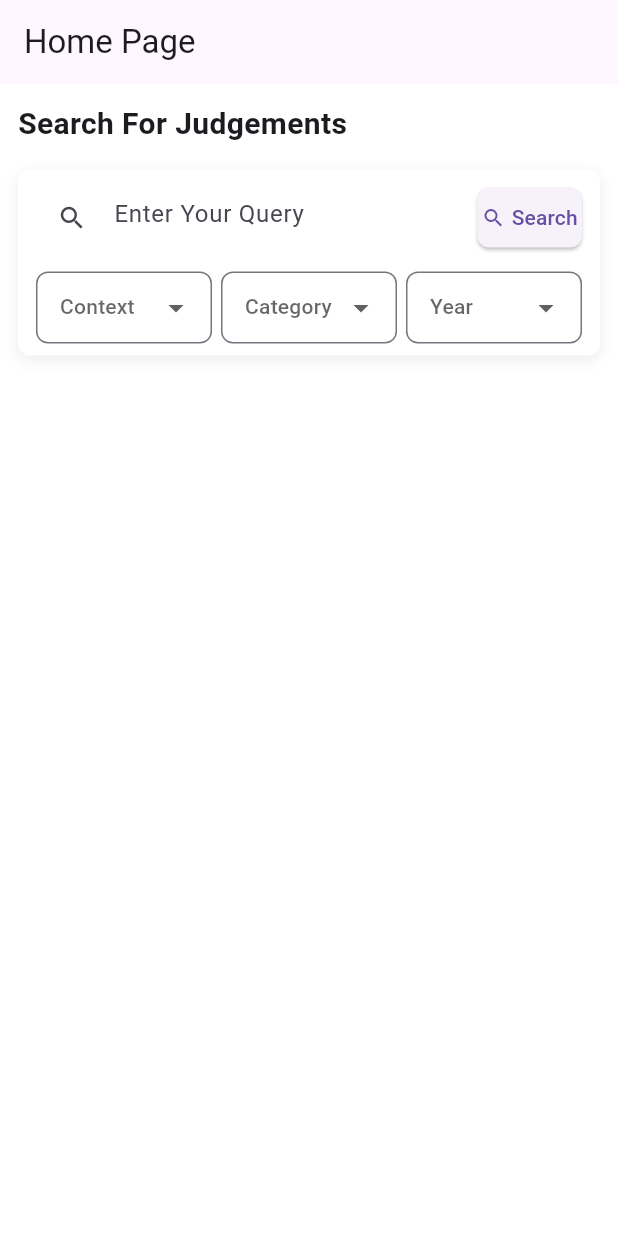
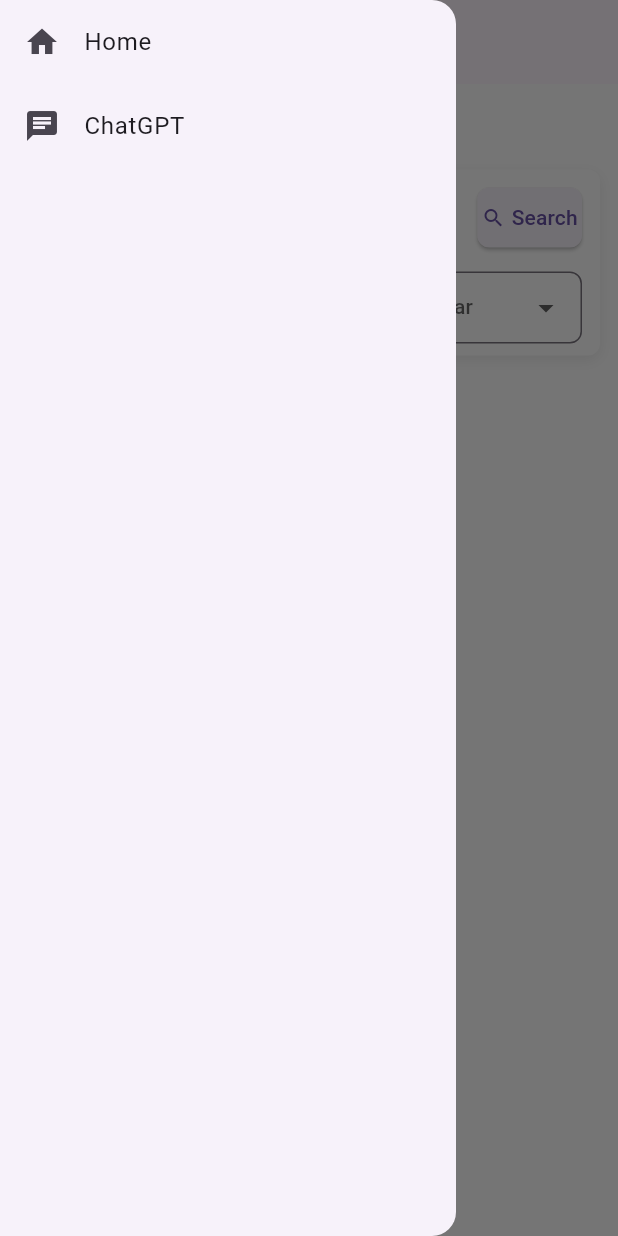
Before and after one commit to aliasghar256/appdev_final_paklawlib, a Flutter app: the screen it shows after launch, with the side drawer open (before the commit the screen has no drawer), on a phone screen of 412 x 824 dp. Run offline on Flutter 3.47's test engine with Material 3 defaults, Android fonts, the phone set to English and light mode, and no system bars; our stand-ins replace animate_do.

```diff
--- a/lib/home_page.dart
+++ b/lib/home_page.dart
@@ -14,6 +14,24 @@ class _HomePageState extends State<HomePage>{
       appBar: AppBar(
         title: Text('Home Page'),
 
+      ),
+      drawer: Drawer(
+        child: ListView(
+          children: [
+            ListTile(
+              leading: Icon(Icons.home),
+              title: Text("Home"),
+              onTap: () {
+              },
+            ),
+            ListTile(
+              leading: Icon(Icons.chat),
+              title: Text("ChatGPT"),
+              onTap: () {
+              },
+            ),
+          ],
+        )
       ),
       body: JudgmentSearchBar(),
     );
```
